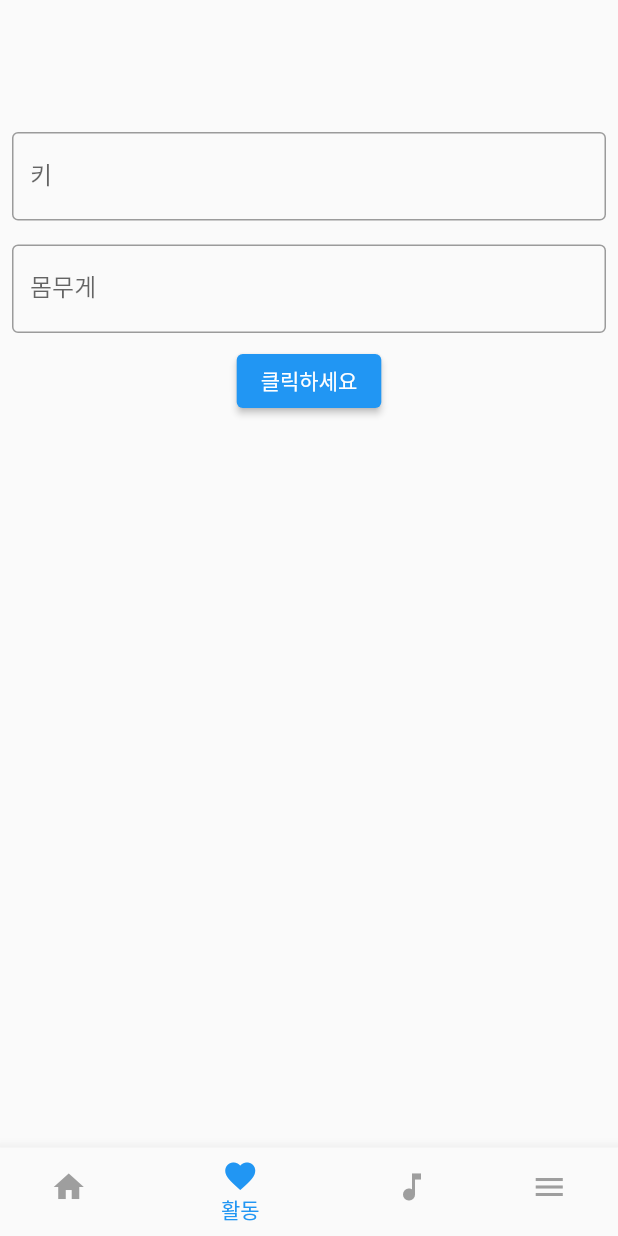
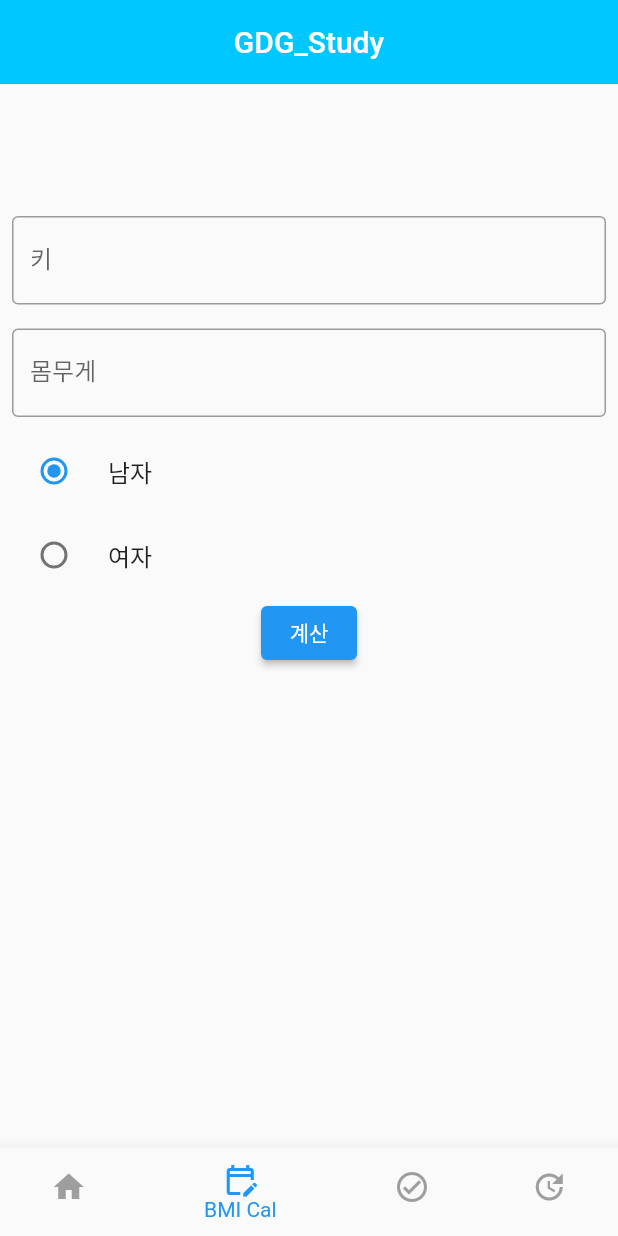
Before and after one commit to melodysdreamj/songdo_flutter_studty_2, a Flutter app: the screen it shows after launch, item 2 of the bottom bar chosen, on a phone screen of 412 x 824 dp. Run offline on Flutter 3.47's test engine with Material 2 defaults, Android fonts, the phone set to English and light mode, and no system bars.

Commit message:
221001/18:52PM

```diff
--- a/lib/main.dart
+++ b/lib/main.dart
@@ -4,22 +4,37 @@ import 'note/text_filed.dart';
 import 'page/bmi_calculator_page_2.dart';
 import 'page/counter_page.dart';
 
-class BotoomNavigationBarExample extends StatefulWidget {
-  const BotoomNavigationBarExample({Key? key}) : super(key: key);
+var sex = 0;
+var bmi;
+var StandardWeight;
+var PIBW;
+var result_PIBW;
+
+class BottomNavigationBarExample extends StatefulWidget {
+  const BottomNavigationBarExample.BottomNavigatonBarExample({Key? key}) : super(key: key);
 
   @override
-  State<BotoomNavigationBarExample> createState() =>
-      _BotoomNavigationBarExampleState();
+  State<BottomNavigationBarExample> createState() =>
+      _BottomNavigationBarExampleState();
 }
 
-class _BotoomNavigationBarExampleState
-    extends State<BotoomNavigationBarExample> {
+class _BottomNavigationBarExampleState
+    extends State<BottomNavigationBarExample> {
 
   int _currentIndex = 0;
 
   @override
   Widget build(BuildContext context) {
     return Scaffold(
+
+
+      appBar:AppBar(
+        backgroundColor: const Color(0xff00c7ff),
+        elevation: 0,
+        title: Text('GDG_Study'),
+
+        centerTitle:true
+      ),
       body:
       IndexedStack(
         index: _currentIndex,
@@ -47,21 +62,21 @@ class _BotoomNavigationBarExampleState
           ),
           BottomNavigationBarItem(
               icon: Icon(
-                Icons.favorite,
+                Icons.edit_calendar_outlined,
               ),
-              label: "활동"
+              label: "BMI Cal"
           ),
           BottomNavigationBarItem(
               icon: Icon(
-                Icons.music_note,
+                Icons.check_circle_outline_outlined,
               ),
-              label: "음악"
+              label: "체크 리스트"
           ),
           BottomNavigationBarItem(
               icon: Icon(
-                Icons.menu,
+                Icons.update_sharp,
               ),
-              label: "메뉴"
+              label: "설정"
           ),
         ],
       ),
@@ -71,6 +86,7 @@ class _BotoomNavigationBarExampleState
 
 main() {
   runApp(MaterialApp(
-    home: BotoomNavigationBarExample(),
+    debugShowCheckedModeBanner: false,
+    home: BottomNavigationBarExample.BottomNavigatonBarExample(),
   ));
 }
--- a/lib/page/bmi_calculator_page_2.dart
+++ b/lib/page/bmi_calculator_page_2.dart
@@ -1,25 +1,30 @@
 import 'package:flutter/material.dart';
 import 'package:songdo_flutter_studty_2/page/bmi_calculator_result.dart';
-
+import '../main.dart';
 import '../note/icon.dart';
 import '../note/move_page_receive.dart';
 
 class BMIPage2 extends StatefulWidget {
   const BMIPage2({Key? key}) : super(key: key);
 
+
   @override
   State<BMIPage2> createState() => _BMIPage2State();
 }
+enum Gender {MAN,WOMEN}
 
 class _BMIPage2State extends State<BMIPage2> {
   TextEditingController heightController = TextEditingController();
   TextEditingController wightController = TextEditingController();
 
+  Gender _gender = Gender.MAN;
+
   @override
   Widget build(BuildContext context) {
     return Scaffold(
       body: Column(
-        children: [
+        children: <Widget>[
+
           SizedBox(
             height: 80,
           ),
@@ -46,7 +51,31 @@ class _BMIPage2State extends State<BMIPage2> {
                   labelText: "몸무게",
                   border: OutlineInputBorder()),
             ),
+
           ),
+          RadioListTile(
+            title: Text('남자'),
+            value: Gender.MAN,
+            groupValue: _gender,
+            onChanged: (value) {
+              setState(() {
+                sex = 0;
+                _gender = value!;
+              });
+            },
+          ),
+          RadioListTile(
+            title: Text('여자'),
+            value: Gender.WOMEN,
+            groupValue: _gender,
+            onChanged: (value) {
+              setState(() {
+                sex = 1;
+                _gender = value!;
+              });
+            },
+          ),
+
           ElevatedButton(
             onPressed: () {
               String heightString = heightController.text;
@@ -55,8 +84,19 @@ class _BMIPage2State extends State<BMIPage2> {
               int height = int.tryParse(heightString) ?? 0;
               int weight = int.tryParse(wightString) ?? 0;
 
-              double bmi = weight / ((height / 100) * (height / 100));
+              bmi = weight / ((height / 100) * (height / 100));
+
+              if(sex == 0) {
+                StandardWeight = (height / 100) * (height / 100) * 22;
+              }
+              else {
+                StandardWeight = (height / 100) * (height / 100) * 21;
+              }
+
+              PIBW = (weight / StandardWeight) * 100;
+
               print("bmi:$bmi");
+              print("PIBW:$PIBW");
 
               Navigator.push(
                 context,
@@ -65,7 +105,7 @@ class _BMIPage2State extends State<BMIPage2> {
                 ),
               );
             },
-            child: Text("클릭하세요"),
+            child: Text("계산"),
           ),
         ],
       ),
```
Also changed, not shown: lib/page/bmi_calculator_result.dart (+77 -9 lines).
